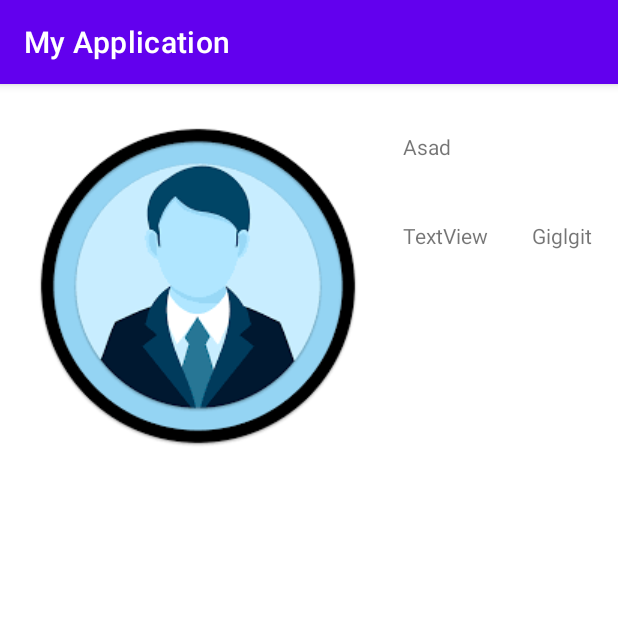
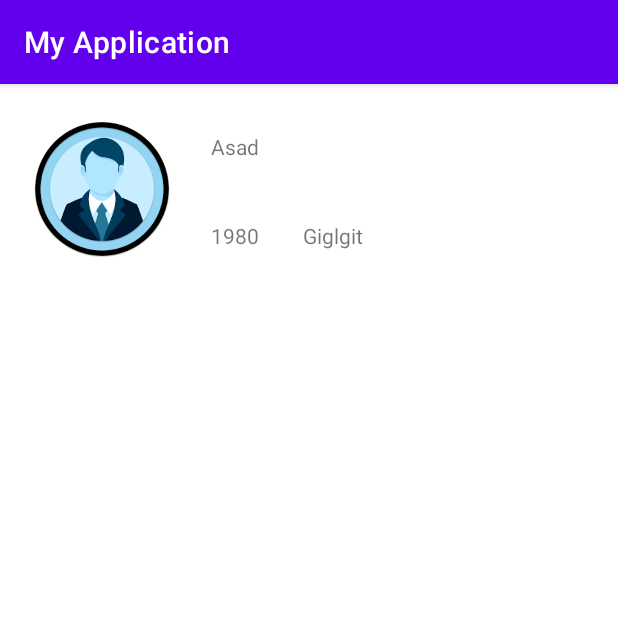
Before and after one commit to anas012/Recyclerview, an Android app: the screen it shows after launch (MainActivity), on a phone screen of 412 x 824 dp, the top half of it. Run offline under Robolectric (Android 15) with nearby library versions, the phone set to English and light mode, and no system bars.

```diff
--- a/app/src/main/java/com/example/myapplication/MainActivity.java
+++ b/app/src/main/java/com/example/myapplication/MainActivity.java
@@ -21,22 +21,28 @@ public class MainActivity extends AppCompatActivity {
     protected void onCreate(Bundle savedInstanceState) {
         super.onCreate(savedInstanceState);
         setContentView(R.layout.activity_main);
+        setListAdapter();
 
-        friends f0 = new friends(R.drawable.imgg,"Asad", 1980, "Giglgit");
-        friends f1 = new friends(R.drawable.imgg,"Ali", 1980, "lahore");
-        friends f2 = new friends(R.drawable.imgg,"Ahmad", 1980, "karachi");
-        friends f3 = new friends(R.drawable.imgg,"Anas", 1980, "ISL");
-        friends f4 = new friends(R.drawable.imgg,"Arslan", 1980, "lahore");
-        friends f5 = new friends(R.drawable.imgg,"Ali2", 1980, "isl");
-        friendsList.addAll(Arrays.asList(new friends[]{f0,f1,f2,f3,f4,f5,
-                f0,f1,f2,f3,f4,f5,
-                f0,f1,f2,f3,f4,f5}));
+    }
+    private void setListAdapter()
+    {
+        friends f0 = new friends(1,"Asad", 1980, "Giglgit",R.drawable.imgg);
+        friends f1 = new friends(2,"Ali", 1980, "lahore",R.drawable.imgg);
+        friends f2 = new friends(3,"Ahmad", 1980, "karachi",R.drawable.imgg);
+        friends f3 = new friends(4,"Anas", 1980, "ISL",R.drawable.imgg);
+        friends f4 = new friends(5,"Arslan", 1980, "lahore",R.drawable.imgg);
+        friends f5 = new friends(6,"Ali2", 1980, "isl",R.drawable.imgg);
+        friendsList.addAll(Arrays.asList(new friends[]{f0,f1,f2,f3,f4,f5}));
+
         recyclerView = findViewById(R.id.recycleview1);
         recyclerView.setLayoutManager(layoutManager);
-        adapter = new adpter(friendsList);
+        adapter = new adpter(friendsList,MainActivity.this)
+        {
+
+        };
+
+        layoutManager  = new LinearLayoutManager(MainActivity.this,LinearLayoutManager.HORIZONTAL, false);
+        recyclerView.setLayoutManager(layoutManager);
         recyclerView.setAdapter(adapter);
-        layoutManager  = new LinearLayoutManager(MainActivity.this,LinearLayoutManager.VERTICAL, false);
-        recyclerView.setLayoutManager(layoutManager);
-
     }
 }
--- a/app/src/main/java/com/example/myapplication/adpter.java
+++ b/app/src/main/java/com/example/myapplication/adpter.java
@@ -1,5 +1,5 @@
 package com.example.myapplication;
-
+import android.app.Activity;
 import android.view.LayoutInflater;
 import android.view.View;
 import android.view.ViewGroup;
@@ -13,9 +13,12 @@ import java.util.List;
 
 public class adpter extends RecyclerView.Adapter<adpter.ViewHolder> {
  private List<friends> friendsList;
- public adpter (List<friends> friendsList)
+    Activity mAct;
+ public adpter (List<friends> friendsList,Activity mAct)
+
  {
      this.friendsList=friendsList;
+     this.mAct = mAct;
  }
     @Override
     public adpter.ViewHolder onCreateViewHolder(@NonNull  ViewGroup parent, int viewType) {
@@ -25,11 +28,18 @@ public class adpter extends RecyclerView.Adapter<adpter.ViewHolder> {
 
     @Override
     public void onBindViewHolder(@NonNull adpter.ViewHolder holder, int position) {
-        int imgId=friendsList.get(position).getId();
-        String Name=friendsList.get(position).getName();
-        int Dob=friendsList.get(position).getDob();
-        String City=friendsList.get(position).getCity();
-        holder.setData(imgId,Name,Dob,City);
+holder.data=friendsList.get(position);
+holder.imgview.setImageResource(holder.data.getImgId());
+holder.Name.setText(holder.data.getName());
+holder.Dob.setText(String.valueOf(holder.data.getDob()));
+holder.City.setText(holder.data.getCity());
+
+     //        int id=friendsList.get(position).getId();
+//        int imgId=friendsList.get(position).getImgid();
+//        String Name=friendsList.get(position).getName();
+//        int Dob=friendsList.get(position).getDob();
+//        String City=friendsList.get(position).getCity();
+
 
     }
 
@@ -43,7 +53,7 @@ public class adpter extends RecyclerView.Adapter<adpter.ViewHolder> {
     private TextView Name;
     private TextView Dob;
     private TextView City;
-
+    friends data;
         public ViewHolder(@NonNull View itemView) {
             super(itemView);
     imgview=itemView.findViewById(R.id.imgv);
@@ -54,11 +64,6 @@ public class adpter extends RecyclerView.Adapter<adpter.ViewHolder> {
 
         }
 
-        public void setData(int id, String name, int dob, String city) {
-            imgview.setImageResource(id);
-            Name.setText(name);
-            Dob.setText(dob);
-            City.setText(city);
-        }
+
     }
 }
--- a/app/src/main/java/com/example/myapplication/friends.java
+++ b/app/src/main/java/com/example/myapplication/friends.java
@@ -6,12 +6,15 @@ public class friends {
     private String name;
     private int dob;
     private String city;
+    private int imgId;
 
-    public friends(int id, String name, int dob, String city) {
+    public friends(int id, String name, int dob, String city,int imgid) {
         this.id = id;
         this.name = name;
         this.dob = dob;
         this.city = city;
+        this.imgId=imgid;
+
     }
 
     public void setId(int id) {
@@ -47,5 +50,13 @@ public class friends {
     }
 
 
+    public int getImgId() {
+        return imgId;
+    }
+
+    public void setImgId(int imgId) {
+        this.imgId = imgId;
+    }
+
 
 }
--- a/app/src/main/res/layout/activity_main.xml
+++ b/app/src/main/res/layout/activity_main.xml
@@ -3,6 +3,6 @@
     xmlns:app="http://schemas.android.com/apk/res-auto"
     android:id="@+id/recycleview1"
     android:layout_width="match_parent"
-    android:layout_height="match_parent">
+    android:layout_height="200dp">
 
 </androidx.recyclerview.widget.RecyclerView>
--- a/app/src/main/res/layout/items_design.xml
+++ b/app/src/main/res/layout/items_design.xml
@@ -8,8 +8,8 @@
 
     <ImageView
         android:id="@+id/imgv"
-        android:layout_width="wrap_content"
-        android:layout_height="wrap_content"
+        android:layout_width="97dp"
+        android:layout_height="96dp"
         android:layout_marginStart="19dp"
         android:layout_marginTop="22dp"
         app:layout_constraintStart_toStartOf="parent"
```
